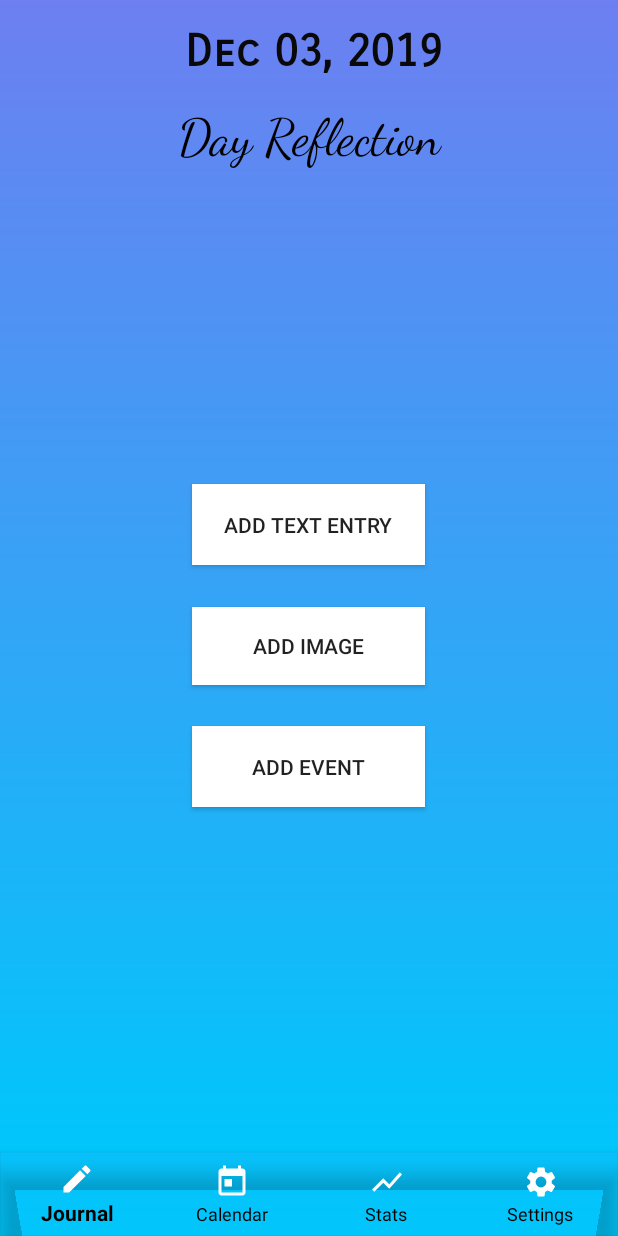
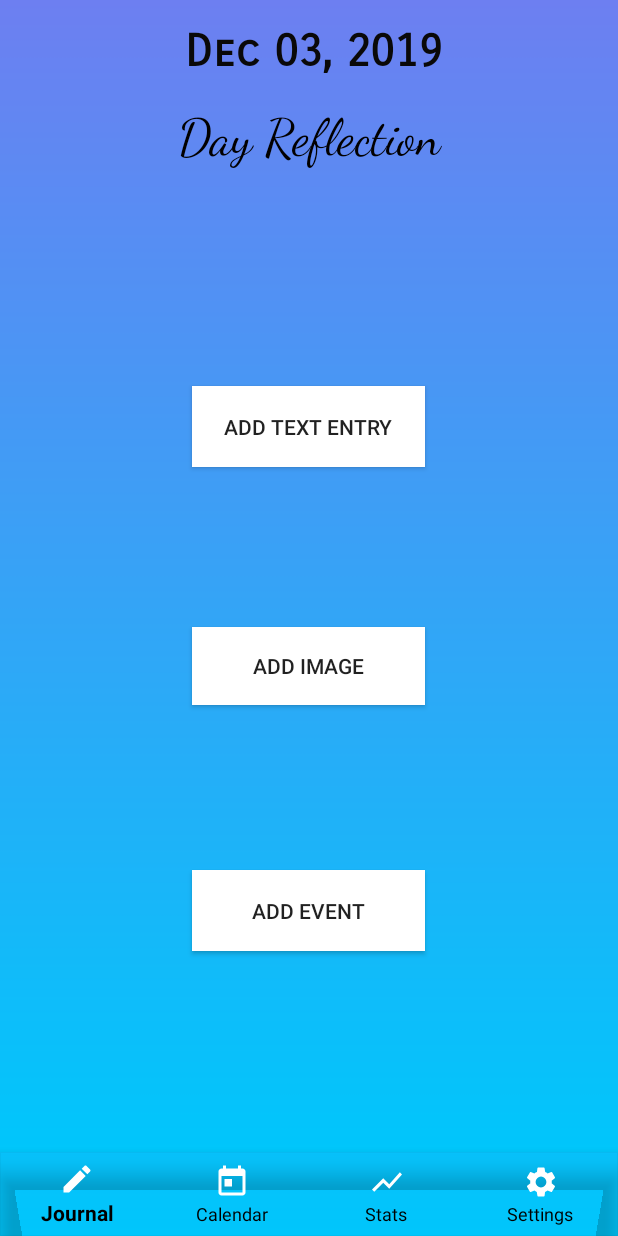
Before and after one commit to russe447/DailyJournal, an Android app: the screen it shows after launch (HomeScreenActivity), on a phone screen of 412 x 824 dp. Run offline under Robolectric (Android 15) with nearby library versions, the phone set to English and light mode, and no system bars.

Commit message:
added text entry and image functionality

```diff
--- a/app/src/main/AndroidManifest.xml
+++ b/app/src/main/AndroidManifest.xml
@@ -12,6 +12,9 @@
         <activity android:name=".SplashScreen"></activity>
         <activity android:name=".CalendarActivity" />
         <activity android:name=".RegistrationActivity" />
+        <activity android:name=".AddTextEntryActivity" />
+        <activity android:name=".AddEventActivity" />
+        <activity android:name=".AddImageActivity" />
         <activity android:name=".MainActivity">
             <intent-filter>
                 <action android:name="android.intent.action.MAIN" />
--- a/app/src/main/java/com/example/dailyjournal/HomeScreenActivity.kt
+++ b/app/src/main/java/com/example/dailyjournal/HomeScreenActivity.kt
@@ -1,10 +1,12 @@
 package com.example.dailyjournal
 
+import android.content.Intent
 import android.graphics.Color
 import androidx.appcompat.app.AppCompatActivity
 import android.os.Bundle
 import android.view.View
 import android.view.WindowManager
+import android.widget.Button
 import android.widget.TextView
 import androidx.fragment.app.Fragment
 import com.google.android.material.bottomnavigation.BottomNavigationView
--- a/app/src/main/java/com/example/dailyjournal/HomeScreenFragment.kt
+++ b/app/src/main/java/com/example/dailyjournal/HomeScreenFragment.kt
@@ -1,11 +1,13 @@
 package com.example.dailyjournal
 
+import android.content.Intent
 import androidx.fragment.app.Fragment
 import androidx.appcompat.app.AppCompatActivity
 import android.os.Bundle
 import android.view.LayoutInflater
 import android.view.View
 import android.view.ViewGroup
+import android.widget.Button
 import android.widget.TextView
 import com.google.android.material.bottomnavigation.BottomNavigationView
 import java.text.SimpleDateFormat
@@ -14,10 +16,33 @@ import java.util.*
 class HomeScreenFragment : Fragment() {
 
     private lateinit var viewOfLayout : View
+    private var addTextButton: Button? = null
+    private var addImageButton: Button? = null
+    private var addEventButton: Button? = null
+
 
     override fun onCreateView(inflater: LayoutInflater, container: ViewGroup?,
                               savedInstanceState: Bundle?): View? {
         viewOfLayout = inflater.inflate(R.layout.home_screen, container, false)
+        addTextButton = viewOfLayout.findViewById<Button>(R.id.addText)
+        addImageButton = viewOfLayout.findViewById<Button>(R.id.addImage)
+        addEventButton = viewOfLayout.findViewById<Button>(R.id.addEvent)
+
+        addTextButton!!.setOnClickListener {
+            val intent = Intent(activity, AddTextEntryActivity::class.java)
+            startActivity(intent)
+        }
+
+        addImageButton!!.setOnClickListener {
+            val imgIntent = Intent(activity, AddImageActivity::class.java)
+            startActivity(imgIntent)
+        }
+
+        addEventButton!!.setOnClickListener {
+            val calIntent = Intent(activity, AddEventActivity::class.java)
+            startActivity(calIntent)
+        }
+
         return viewOfLayout
     }
 
--- a/app/src/main/res/layout/home_screen.xml
+++ b/app/src/main/res/layout/home_screen.xml
@@ -46,13 +46,14 @@
         android:layout_width="155dp"
         android:layout_height="54dp"
         android:layout_marginStart="128dp"
-        android:layout_marginTop="187dp"
+        android:layout_marginTop="80dp"
         android:layout_marginEnd="128dp"
+        android:layout_marginBottom="32dp"
         android:background="#FFFFFF"
         android:text="Add Text Entry"
         app:layout_constraintBottom_toTopOf="@+id/addImage"
         app:layout_constraintEnd_toEndOf="parent"
-        app:layout_constraintHorizontal_bias="0.4"
+        app:layout_constraintHorizontal_bias="0.0"
         app:layout_constraintStart_toStartOf="parent"
         app:layout_constraintTop_toBottomOf="@+id/textView" />
 
@@ -61,14 +62,14 @@
         android:layout_width="155dp"
         android:layout_height="52dp"
         android:layout_marginStart="128dp"
-        android:layout_marginTop="16dp"
+        android:layout_marginTop="20dp"
         android:layout_marginEnd="128dp"
-        android:layout_marginBottom="16dp"
+        android:layout_marginBottom="32dp"
         android:background="#FFFFFF"
         android:text="Add Image"
         app:layout_constraintBottom_toTopOf="@+id/addEvent"
         app:layout_constraintEnd_toEndOf="parent"
-        app:layout_constraintHorizontal_bias="0.02"
+        app:layout_constraintHorizontal_bias="0.0"
         app:layout_constraintStart_toStartOf="parent"
         app:layout_constraintTop_toBottomOf="@+id/addText" />
 
@@ -77,8 +78,9 @@
         android:layout_width="155dp"
         android:layout_height="54dp"
         android:layout_marginStart="128dp"
+        android:layout_marginTop="24dp"
         android:layout_marginEnd="128dp"
-        android:layout_marginBottom="218dp"
+        android:layout_marginBottom="80dp"
         android:background="#FFFFFF"
         android:text="Add event"
         app:layout_constraintBottom_toBottomOf="parent"
--- a/app/src/main/res/values/colors.xml
+++ b/app/src/main/res/values/colors.xml
@@ -4,7 +4,7 @@
     <color name="colorTransparent">#00FFFF</color>
     <color name="colorPrimaryDark">#00574B</color>
     <color name="colorAccent">#D81B60</color>
-    <color name="colorNavBar">#FBD85A</color>
+    <color name="colorNavBar">#FCEA87</color>
     <color name="colorNavBarAccent">#FFFFFF</color>
     <color name="colorNavBarText">#000000</color>
 </resources>
```
Also changed, not shown: app/src/main/java/com/example/dailyjournal/AddEventActivity.kt (added, +30 -0 lines), app/src/main/java/com/example/dailyjournal/AddImageActivity.kt (added, +37 -0 lines), app/src/main/java/com/example/dailyjournal/AddTextEntryActivity.kt (added, +17 -0 lines), app/src/main/res/layout/activity_text_entry.xml (added, +37 -0 lines).
